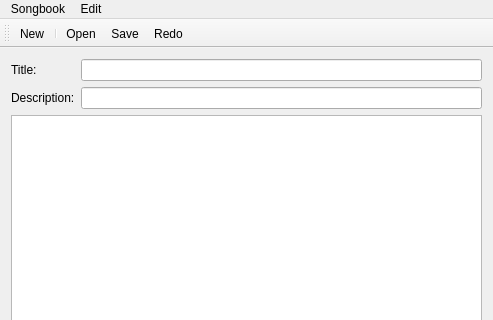
Old version of the form LatexSongbook/ui/SongbookEditor.ui in the repository uiii/LatexSongbook; both pictures show x 0 to 493 and y 0 to 320 of the 493 by 465 pixel window.
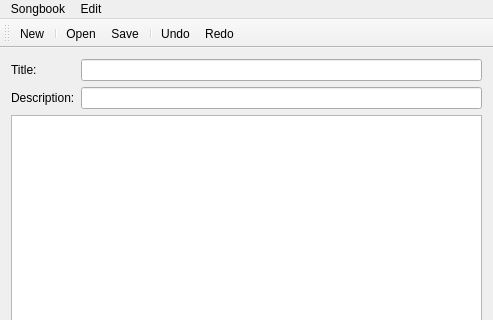
New version of the form.

Diff of the .ui file:
```diff
--- a/LatexSongbook/ui/SongbookEditor.ui
+++ b/LatexSongbook/ui/SongbookEditor.ui
@@ -102,6 +102,8 @@
    <addaction name="separator"/>
    <addaction name="actionOpen"/>
    <addaction name="actionSave"/>
+   <addaction name="separator"/>
+   <addaction name="actionUndo"/>
    <addaction name="actionRedo"/>
   </widget>
   <action name="actionSaveAs">
```
